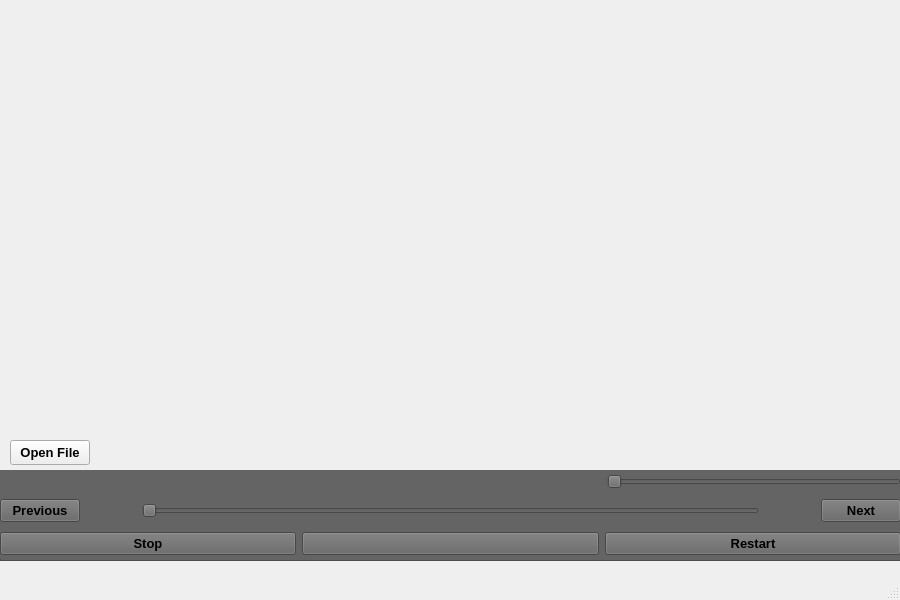
The window that mainwindow.ui (Pottarr/QtGroove) describes before a commit, drawn with Qt 5.
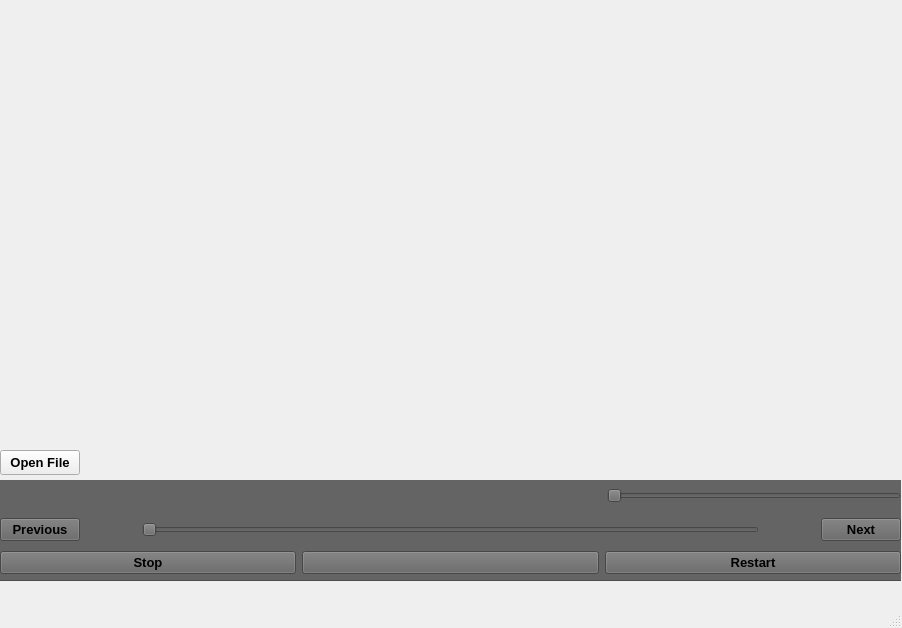
The same window after the commit.

Commit message: made the text bold and added a song info label

```diff
--- a/mainwindow.ui
+++ b/mainwindow.ui
@@ -6,8 +6,8 @@
    <rect>
     <x>0</x>
     <y>0</y>
-    <width>900</width>
-    <height>600</height>
+    <width>902</width>
+    <height>628</height>
    </rect>
   </property>
   <property name="windowTitle">
@@ -17,8 +17,8 @@
    <widget class="QPushButton" name="openFile">
     <property name="geometry">
      <rect>
-      <x>10</x>
-      <y>440</y>
+      <x>0</x>
+      <y>450</y>
       <width>80</width>
       <height>25</height>
      </rect>
@@ -37,9 +37,9 @@
     <property name="geometry">
      <rect>
       <x>0</x>
-      <y>470</y>
+      <y>480</y>
       <width>901</width>
-      <height>91</height>
+      <height>101</height>
      </rect>
     </property>
     <property name="styleSheet">
@@ -57,7 +57,7 @@
        <x>0</x>
        <y>0</y>
        <width>901</width>
-       <height>89</height>
+       <height>100</height>
       </rect>
      </property>
      <layout class="QVBoxLayout" name="verticalLayout">
@@ -84,9 +84,18 @@
             <height>0</height>
            </size>
           </property>
+          <property name="font">
+           <font>
+            <pointsize>16</pointsize>
+            <bold>true</bold>
+           </font>
+          </property>
           <property name="text">
            <string/>
           </property>
+          <property name="alignment">
+           <set>Qt::AlignmentFlag::AlignBottom|Qt::AlignmentFlag::AlignHCenter</set>
+          </property>
          </widget>
         </item>
         <item>
@@ -136,9 +145,18 @@
             <height>0</height>
            </size>
           </property>
+          <property name="font">
+           <font>
+            <pointsize>13</pointsize>
+            <bold>true</bold>
+           </font>
+          </property>
           <property name="text">
            <string/>
           </property>
+          <property name="alignment">
+           <set>Qt::AlignmentFlag::AlignCenter</set>
+          </property>
          </widget>
         </item>
         <item>
@@ -156,9 +174,18 @@
             <height>0</height>
            </size>
           </property>
+          <property name="font">
+           <font>
+            <pointsize>13</pointsize>
+            <bold>true</bold>
+           </font>
+          </property>
           <property name="text">
            <string/>
           </property>
+          <property name="alignment">
+           <set>Qt::AlignmentFlag::AlignCenter</set>
+          </property>
          </widget>
         </item>
         <item>
@@ -234,6 +261,30 @@
      </layout>
     </widget>
    </widget>
+   <widget class="QLabel" name="songInfo">
+    <property name="geometry">
+     <rect>
+      <x>90</x>
+      <y>450</y>
+      <width>181</width>
+      <height>21</height>
+     </rect>
+    </property>
+    <property name="font">
+     <font>
+      <bold>true</bold>
+     </font>
+    </property>
+    <property name="autoFillBackground">
+     <bool>true</bool>
+    </property>
+    <property name="text">
+     <string/>
+    </property>
+    <property name="alignment">
+     <set>Qt::AlignmentFlag::AlignBottom|Qt::AlignmentFlag::AlignLeading|Qt::AlignmentFlag::AlignLeft</set>
+    </property>
+   </widget>
   </widget>
   <widget class="QMenuBar" name="menubar">
    <property name="geometry">
```
Left out of the diff: 4 changed lines with no effect on the pictures.
